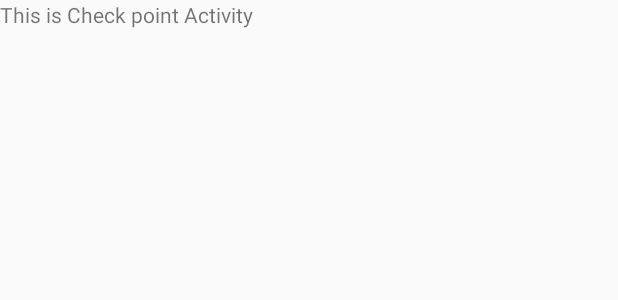
After one commit to kishorepal/covid19hakaton, an Android app: the layout activity_check_point.xml on its own in the app's theme, with its tools: preview values and no code run, on a phone screen of 412 x 824 dp. The commit adds this screen. Shown: the top 300 px of the screen. Run offline under Robolectric (Android 15) with nearby library versions, the phone set to English and light mode, and no system bars.

Commit message:
Settings fragment -> add CheckListActivity, CheckPointActivity

```diff
--- a/client/app/src/main/java/com/hackathon/covid/client/CoronaMapActivity.kt
+++ b/client/app/src/main/java/com/hackathon/covid/client/CoronaMapActivity.kt
@@ -80,7 +80,7 @@ class CoronaMapActivity : AppCompatActivity(), OnMapReadyCallback, GoogleMap.OnM
             onMapLongClick(it)
         }
 
-        // test remove marker and circle from map
+        // Remove marker and circle from map
         map.setOnMapClickListener {
             slideDownAddressFragment()
             removeList = listOf("Clicked")
--- /dev/null
+++ b/client/app/src/main/res/layout/activity_check_point.xml
@@ -0,0 +1,20 @@
+<?xml version="1.0" encoding="utf-8"?>
+<LinearLayout xmlns:android="http://schemas.android.com/apk/res/android"
+    xmlns:app="http://schemas.android.com/apk/res-auto"
+    xmlns:tools="http://schemas.android.com/tools"
+    android:layout_width="match_parent"
+    android:layout_height="match_parent"
+    android:orientation="vertical"
+    tools:context=".CheckPointActivity">
+
+    <TextView
+        android:layout_width="wrap_content"
+        android:layout_height="wrap_content"
+        android:text="This is Check point Activity" />
+
+    <androidx.recyclerview.widget.RecyclerView
+        android:id="@+id/rcv_check_point"
+        android:layout_width="match_parent"
+        android:layout_height="match_parent" />
+
+</LinearLayout>
--- a/client/app/src/main/res/layout/fragment_main_setting.xml
+++ b/client/app/src/main/res/layout/fragment_main_setting.xml
@@ -28,7 +28,8 @@
 
         <View style="@style/bg_line" />
 
-        <LinearLayout style="@style/layout">
+        <LinearLayout style="@style/layout"
+            android:id="@+id/opt_check_point">
 
             <TextView
                 android:id="@+id/set_check_point"
@@ -41,7 +42,8 @@
 
         <View style="@style/bg_line" />
 
-        <LinearLayout style="@style/layout">
+        <LinearLayout style="@style/layout"
+            android:id="@+id/opt_check_list">
 
             <TextView
                 style="@style/text"
--- /dev/null
+++ b/client/app/src/main/res/values/dimens.xml
@@ -0,0 +1,3 @@
+<resources>
+    <dimen name="fab_margin">16dp</dimen>
+</resources>
--- a/client/app/src/main/res/values/styles.xml
+++ b/client/app/src/main/res/values/styles.xml
@@ -91,4 +91,13 @@
 
     </style>
 
+    <style name="AppTheme.NoActionBar">
+        <item name="windowActionBar">false</item>
+        <item name="windowNoTitle">true</item>
+    </style>
+
+    <style name="AppTheme.AppBarOverlay" parent="ThemeOverlay.AppCompat.Dark.ActionBar" />
+
+    <style name="AppTheme.PopupOverlay" parent="ThemeOverlay.AppCompat.Light" />
+
 </resources>
```
Also changed, not shown: client/app/build.gradle (+10 -1 lines), client/app/src/main/AndroidManifest.xml (+7 -2 lines), client/app/src/main/res/layout/activity_check_list.xml (added, +20 -0 lines), client/app/src/main/res/navigation/nav_graph.xml (added, +28 -0 lines), client/app/src/main/res/values/strings.xml (+9 -0 lines).
